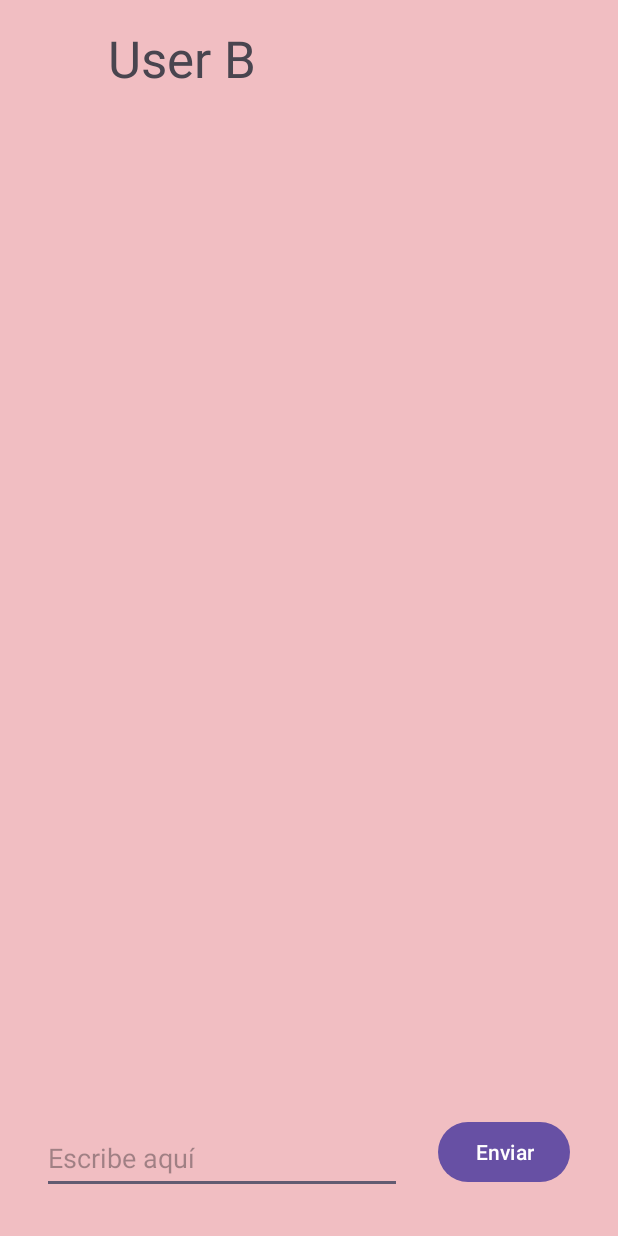
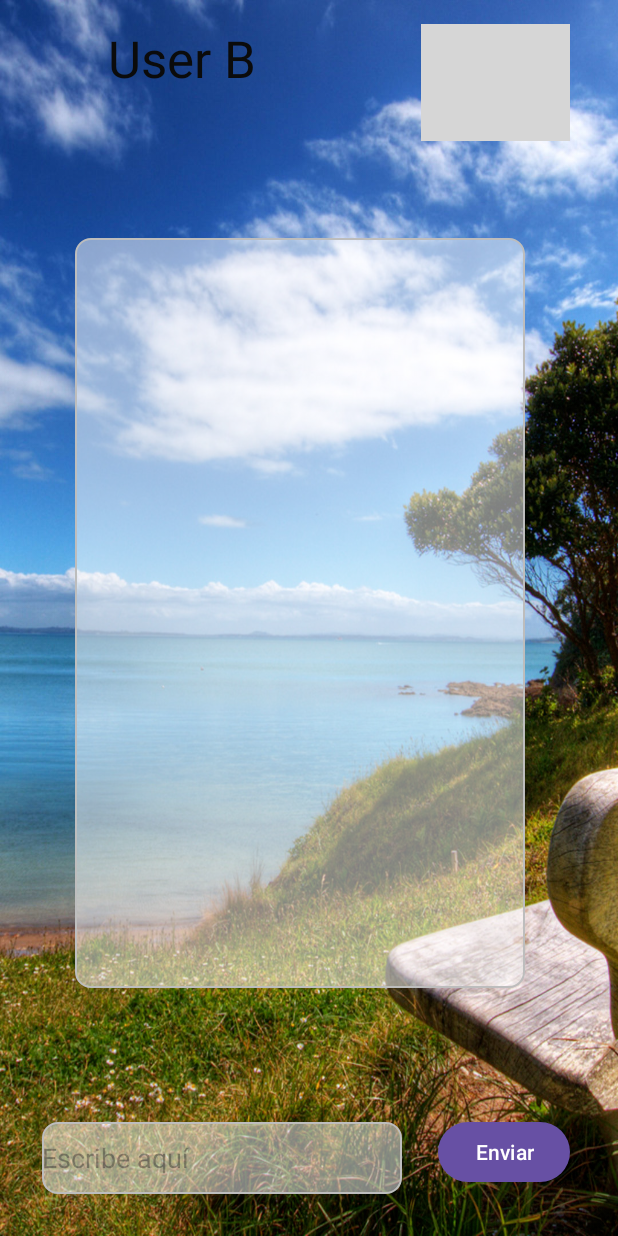
Before and after one commit to oscargu91/ProyectoUnidad2, an Android app: the ActividadChat2 screen opened directly, with no data from a screen before it, on a phone screen of 412 x 824 dp. Run offline under Robolectric (Android 15) with nearby library versions, the phone set to English and light mode, and no system bars; grey boxes are pictures that could not be loaded.

Commit message:
añadidos fondos de pantalla 14/10/2024 20:18

```diff
--- a/app/src/main/java/com/example/proyectoud2/ActividadChat2.java
+++ b/app/src/main/java/com/example/proyectoud2/ActividadChat2.java
@@ -7,6 +7,7 @@ import android.text.SpannableString;
 import android.text.Spanned;
 import android.text.style.ForegroundColorSpan;
 import android.text.style.StyleSpan;
+import android.view.Gravity;
 import android.view.View;
 import android.widget.EditText;
 import android.widget.ScrollView;
@@ -40,6 +41,7 @@ public class ActividadChat2 extends AppCompatActivity {
 
         // Indico cuál es el textView del que quiero obtener la información
         TextView textView2 = findViewById(R.id.tv_act2Grande);
+        textView2.setGravity(Gravity.START);
         //Declaro el intento
         Intent intento= getIntent();
         // Guardo en el ArrayList creado el historial traido por el intento
@@ -68,13 +70,13 @@ public class ActividadChat2 extends AppCompatActivity {
             // Crear SpannableString para aplicar colores
             SpannableString spannableString = new SpannableString(mensaje);
        if(mensaje.startsWith("User A:")){
-           ForegroundColorSpan colorSpan = new ForegroundColorSpan(Color.BLUE);
+           ForegroundColorSpan colorSpan = new ForegroundColorSpan(Color.BLACK);
            spannableString.setSpan(colorSpan, 0, mensaje.length(), Spanned.SPAN_EXCLUSIVE_EXCLUSIVE);
            // Aplicar estilo de negrita a "User A:"
            spannableString.setSpan(new StyleSpan(android.graphics.Typeface.BOLD), 0, "User A:".length(), Spanned.SPAN_EXCLUSIVE_EXCLUSIVE);
        }
        else if (mensaje.startsWith("User B:")) {
-               ForegroundColorSpan colorSpan = new ForegroundColorSpan(Color.GREEN);
+           ForegroundColorSpan colorSpan = new ForegroundColorSpan(Color.WHITE);
                spannableString.setSpan(colorSpan, 0, mensaje.length(), Spanned.SPAN_EXCLUSIVE_EXCLUSIVE);
            // Aplicar estilo de negrita a "User B:"
            spannableString.setSpan(new StyleSpan(android.graphics.Typeface.BOLD), 0, "User A:".length(), Spanned.SPAN_EXCLUSIVE_EXCLUSIVE);
--- /dev/null
+++ b/app/src/main/res/drawable/background1.xml
@@ -0,0 +1,5 @@
+<shape xmlns:android="http://schemas.android.com/apk/res/android">
+    <solid android:color="#BBDEFB"/>
+    <corners android:radius="10dp"/>
+
+</shape>
--- /dev/null
+++ b/app/src/main/res/drawable/background2.xml
@@ -0,0 +1,5 @@
+<shape xmlns:android="http://schemas.android.com/apk/res/android">
+    <solid android:color="#C8E6C9"/>
+    <corners android:radius="10dp"/>
+
+</shape>
--- /dev/null
+++ b/app/src/main/res/drawable/background_green.xml
@@ -0,0 +1,5 @@
+<shape xmlns:android="http://schemas.android.com/apk/res/android">
+    <solid android:color="#7F388E3C" /> <!-- Verde -->
+    <corners android:radius="10dp" /> <!-- Esquinas redondeadas -->
+    <padding android:left="8dp" android:top="4dp" android:right="8dp" android:bottom="4dp" /> <!-- Padding interno -->
+</shape>
--- /dev/null
+++ b/app/src/main/res/drawable/texto_redondeado.xml
@@ -0,0 +1,5 @@
+<shape xmlns:android="http://schemas.android.com/apk/res/android">
+    <solid android:color="#80FFFFFF"/> <!-- 50% de transparencia -->
+    <stroke android:width="1dp" android:color="#BDBDBD"/>
+    <corners android:radius="10dp"/>
+</shape>
--- a/app/src/main/res/layout/activity_actividad_chat2.xml
+++ b/app/src/main/res/layout/activity_actividad_chat2.xml
@@ -5,7 +5,7 @@
     android:id="@+id/main"
     android:layout_width="match_parent"
     android:layout_height="match_parent"
-    android:background="#7FE28585"
+    android:background="@drawable/fondo2"
     tools:context=".ActividadChat2">
 
     <com.google.android.material.textfield.TextInputEditText
@@ -14,6 +14,7 @@
         android:layout_height="48dp"
         android:layout_marginEnd="24dp"
         android:layout_marginBottom="28dp"
+        android:background="@drawable/texto_redondeado"
         android:hint="@string/barraEscribir"
         app:layout_constraintBottom_toBottomOf="parent"
         app:layout_constraintEnd_toStartOf="@+id/button2" />
@@ -25,6 +26,7 @@
         android:layout_marginStart="72dp"
         android:layout_marginTop="16dp"
         android:text="@string/Chat2"
+        android:textColor="#0B0B0B"
         android:textSize="34sp"
         app:layout_constraintStart_toStartOf="parent"
         app:layout_constraintTop_toTopOf="parent" />
@@ -47,8 +49,30 @@
         android:layout_marginStart="50dp"
         android:layout_marginTop="32dp"
         android:layout_marginBottom="24dp"
+        android:background="@drawable/texto_redondeado"
+        android:gravity="center"
         app:layout_constraintBottom_toTopOf="@+id/idEditText2"
         app:layout_constraintStart_toStartOf="parent"
         app:layout_constraintTop_toBottomOf="@+id/textView2" />
 
+    <FrameLayout
+        android:layout_width="wrap_content"
+        android:layout_height="wrap_content"
+        android:layout_marginTop="16dp"
+        android:layout_marginEnd="29dp">
+
+    </FrameLayout>
+
+    <ImageView
+        android:id="@+id/imageView"
+        android:layout_width="99dp"
+        android:layout_height="78dp"
+        android:layout_marginTop="16dp"
+        android:layout_marginEnd="32dp"
+        android:background="@drawable/circle_background"
+        android:scaleType="centerCrop"
+        android:src="@drawable/user1"
+        app:layout_constraintEnd_toEndOf="parent"
+        app:layout_constraintTop_toTopOf="parent" />
+
 </androidx.constraintlayout.widget.ConstraintLayout>
```
Also changed, not shown: app/src/main/java/com/example/proyectoud2/MainActivity.java (+7 -2 lines), app/src/main/res/layout/activity_main.xml (+17 -1 lines), app/src/main/ic_launcher-playstore.png (added), app/src/main/res/drawable/fondo.jpg (added), app/src/main/res/drawable/fondo2.jpg (added), app/src/main/res/drawable/user1.jpg (added), app/src/main/res/mipmap-hdpi/ic_launcher_foreground.webp (added), app/src/main/res/mipmap-mdpi/ic_launcher_foreground.webp (added), app/src/main/res/mipmap-xhdpi/ic_launcher_foreground.webp (added), app/src/main/res/mipmap-xxhdpi/ic_launcher_foreground.webp (added), app/src/main/res/mipmap-xxxhdpi/ic_launcher_foreground.webp (added).
